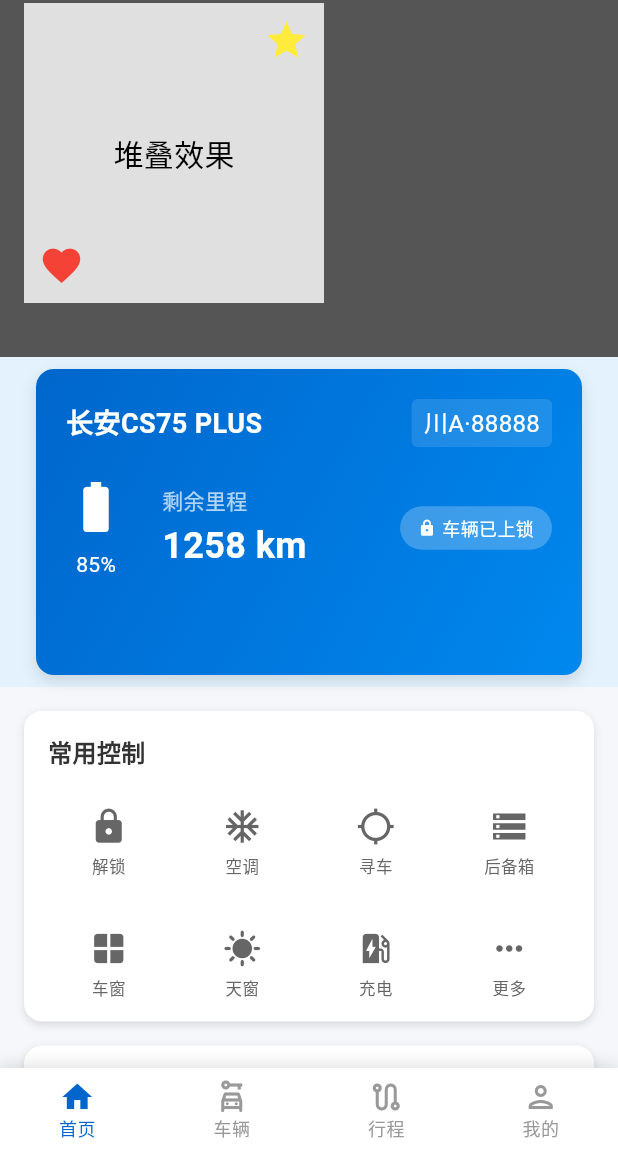
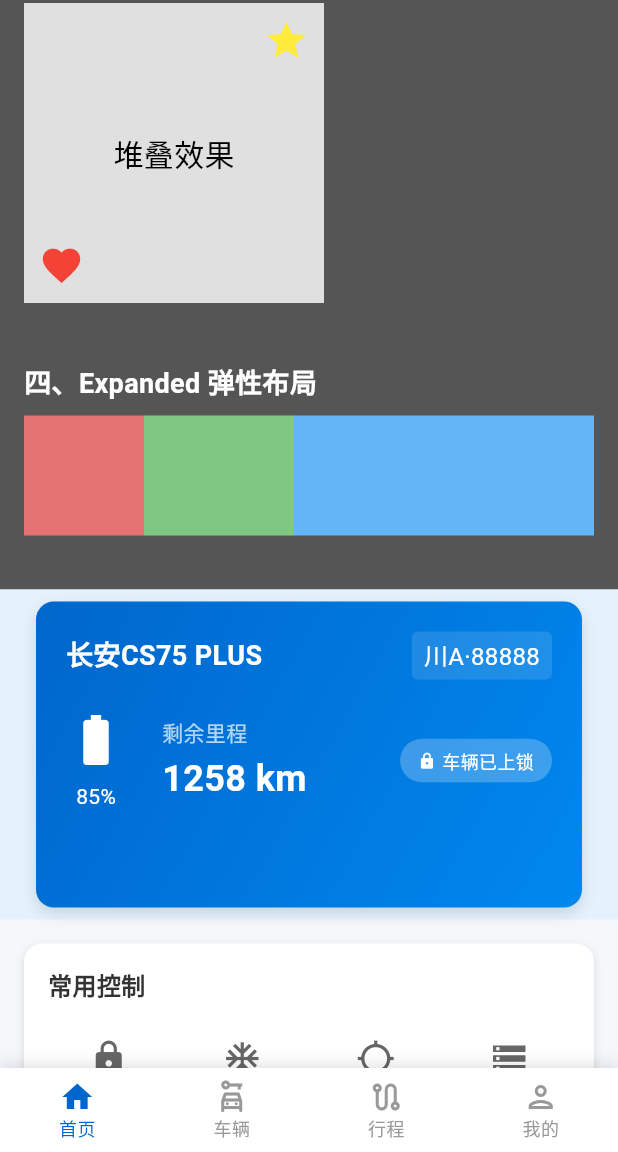
Before and after one commit to JIANG293172/flutterNewPage, a Flutter app: the screen it shows after launch, scrolled down 576 dp, on a phone screen of 412 x 824 dp, the part 84-1236 px from its top. Run offline on Flutter 3.47's test engine with Material 3 defaults, Android fonts, the phone set to English and light mode, and no system bars; Roboto replaces fonts that are missing (PingFang SC).

Commit message:
develop:  弹性布局

```diff
--- a/flutter_ios_module/lib/AutoTopHomePageHeader.dart
+++ b/flutter_ios_module/lib/AutoTopHomePageHeader.dart
@@ -43,6 +43,8 @@
             _build1ColumLayout(),
             const SizedBox(height: 8),
             _buildStackLayout(),
+            const SizedBox(height: 20),
+            _buildExpandedLayout(),
           ],
         ),
       ),
@@ -209,7 +211,41 @@
   //   );
   // }
 
-  //   // 4. Expanded - 弹性布局（Row/Column 中占剩余空间）
+
+
+// 弹性布局示例（修复核心问题：现在能获取到水平宽度约束）
+  Widget _buildExpandedLayout() {
+    return Column(
+      crossAxisAlignment: CrossAxisAlignment.start,
+      children: [
+        const Text(
+          "四、Expanded 弹性布局",
+          style: TextStyle(fontSize: 18, fontWeight: FontWeight.bold, color: Colors.white),
+        ),
+        const SizedBox(height: 8),
+        // 外层增加宽度约束（可选：确保Row占满父容器宽度）
+        SizedBox(
+          width: MediaQuery.of(context).size.width - 32, // 减去左右padding各16
+          child: Row(
+            children: [
+              Container(width: 80, height: 80, color: Colors.red[300]),
+              Expanded(
+                flex: 1,
+                child: Container(height: 80, color: Colors.green[300]),
+              ),
+              Expanded(
+                flex: 2,
+                child: Container(height: 80, color: Colors.blue[300]),
+              ),
+            ],
+          ),
+        ),
+        const SizedBox(height: 20),
+      ],
+    );
+  }
+
+  //  // 4. Expanded - 弹性布局（Row/Column 中占剩余空间）
   //   Widget _buildExpandedLayout() {
   //     return Column(
   //       crossAxisAlignment: CrossAxisAlignment.start,
```
Also changed, not shown: 12 other files.
